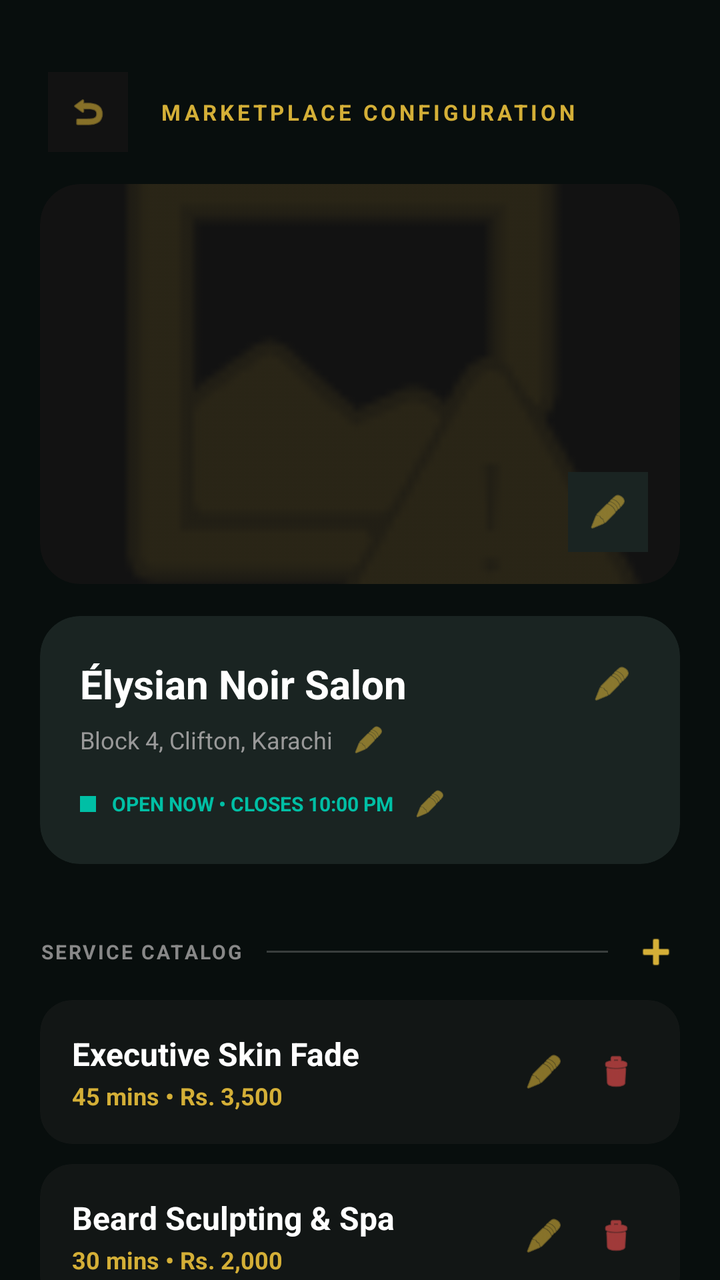
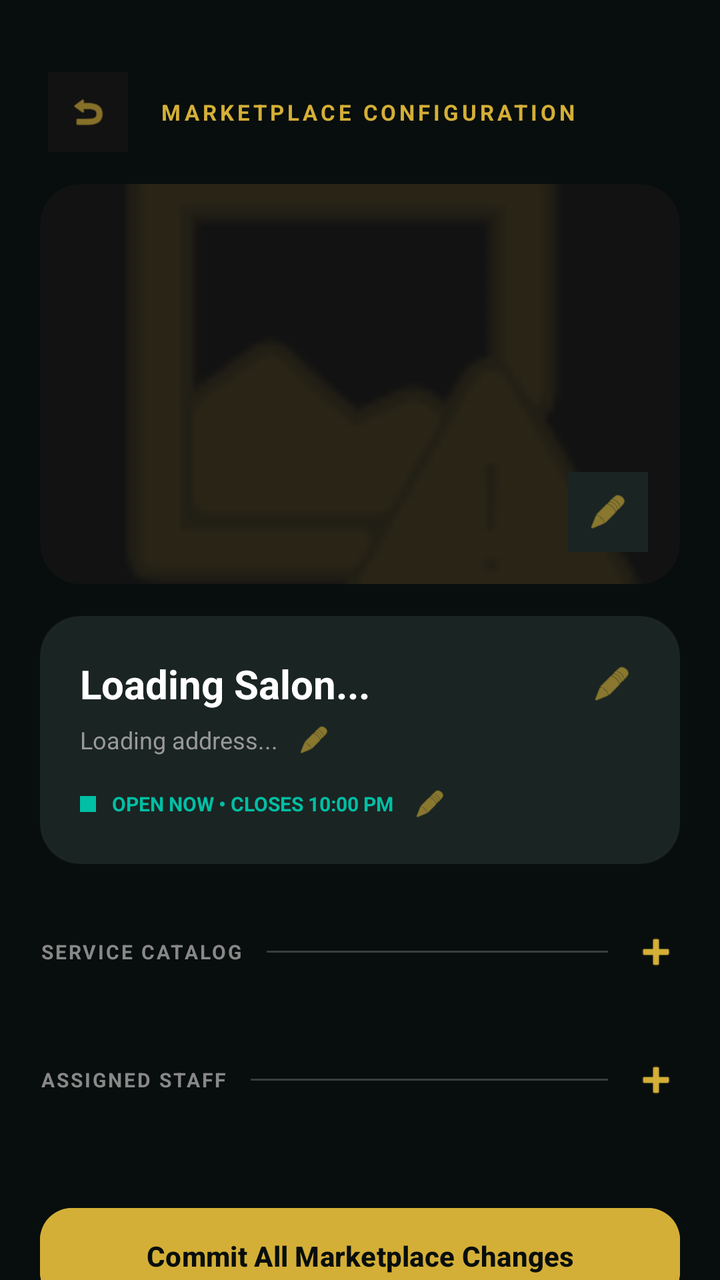

An Android layout rendered at two revisions. The XML below is the earlier revision; the diff shows what the commit changed to produce the second picture.
<!-- AndroidManifest.xml: application theme Theme.Trimly -->
<!-- res/layout/fragment_store_editor.xml -->
<androidx.constraintlayout.widget.ConstraintLayout
    xmlns:android="http://schemas.android.com/apk/res/android"
    xmlns:app="http://schemas.android.com/apk/res-auto"
    android:layout_width="match_parent"
    android:layout_height="match_parent"
    android:background="#080E0D">

    <LinearLayout
        android:id="@+id/header_editor_top"
        android:layout_width="match_parent"
        android:layout_height="wrap_content"
        android:layout_marginTop="36dp"
        android:gravity="center_vertical"
        android:orientation="horizontal"
        android:paddingHorizontal="24dp"
        app:layout_constraintTop_toTopOf="parent">

        <ImageView
            android:id="@+id/btn_back_editor"
            android:layout_width="40dp"
            android:layout_height="40dp"
            android:background="#121212"
            android:padding="10dp"
            android:src="@android:drawable/ic_menu_revert"
            app:tint="#D4AF37" />

        <TextView
            android:layout_width="wrap_content"
            android:layout_height="wrap_content"
            android:layout_marginStart="16dp"
            android:letterSpacing="0.15"
            android:text="MARKETPLACE CONFIGURATION"
            android:textColor="#D4AF37"
            android:textSize="11sp"
            android:textStyle="bold" />
    </LinearLayout>

    <ScrollView
        android:layout_width="match_parent"
        android:layout_height="0dp"
        android:layout_marginTop="16dp"
        android:clipToPadding="false"
        android:fillViewport="true"
        android:paddingBottom="40dp"
        android:scrollbars="none"
        app:layout_constraintBottom_toBottomOf="parent"
        app:layout_constraintTop_toBottomOf="@id/header_editor_top">

        <LinearLayout
            android:layout_width="match_parent"
            android:layout_height="wrap_content"
            android:orientation="vertical"
            android:paddingHorizontal="20dp">

            <androidx.cardview.widget.CardView
                android:layout_width="match_parent"
                android:layout_height="200dp"
                app:cardBackgroundColor="#121212"
                app:cardCornerRadius="20dp"
                app:cardElevation="0dp">

                <FrameLayout
                    android:layout_width="match_parent"
                    android:layout_height="match_parent">

                    <ImageView
                        android:id="@+id/img_store_hero"
                        android:layout_width="match_parent"
                        android:layout_height="match_parent"
                        android:scaleType="centerCrop"
                        android:src="@android:drawable/ic_menu_report_image"
                        app:tint="#33D4AF37" />

                    <ImageView
                        android:id="@+id/btn_edit_hero"
                        android:layout_width="40dp"
                        android:layout_height="40dp"
                        android:layout_gravity="bottom|end"
                        android:layout_margin="16dp"
                        android:background="#1A2422"
                        android:padding="10dp"
                        android:src="@android:drawable/ic_menu_edit"
                        app:tint="#D4AF37" />
                </FrameLayout>
            </androidx.cardview.widget.CardView>

            <androidx.cardview.widget.CardView
                android:layout_width="match_parent"
                android:layout_height="wrap_content"
                android:layout_marginTop="16dp"
                app:cardBackgroundColor="#1A2422"
                app:cardCornerRadius="20dp"
                app:cardElevation="0dp">

                <LinearLayout
                    android:layout_width="match_parent"
                    android:layout_height="wrap_content"
                    android:orientation="vertical"
                    android:padding="20dp">

                    <LinearLayout
                        android:layout_width="match_parent"
                        android:layout_height="wrap_content"
                        android:gravity="center_vertical"
                        android:orientation="horizontal">

                        <TextView
                            android:id="@+id/tv_store_name"
                            android:layout_width="0dp"
                            android:layout_height="wrap_content"
                            android:layout_weight="1"
                            android:text="Élysian Noir Salon"
                            android:textColor="#FFFFFF"
                            android:textSize="20sp"
                            android:textStyle="bold" />

                        <ImageView
                            android:id="@+id/btn_edit_name"
                            android:layout_width="28dp"
                            android:layout_height="28dp"
                            android:padding="4dp"
                            android:src="@android:drawable/ic_menu_edit"
                            app:tint="#D4AF37" />
                    </LinearLayout>

                    <LinearLayout
                        android:layout_width="match_parent"
                        android:layout_height="wrap_content"
                        android:layout_marginTop="4dp"
                        android:gravity="center_vertical"
                        android:orientation="horizontal">

                        <TextView
                            android:id="@+id/tv_store_location"
                            android:layout_width="wrap_content"
                            android:layout_height="wrap_content"
                            android:text="Block 4, Clifton, Karachi"
                            android:textColor="#999999"
                            android:textSize="12sp" />

                        <ImageView
                            android:id="@+id/btn_edit_location"
                            android:layout_width="20dp"
                            android:layout_height="20dp"
                            android:layout_marginStart="8dp"
                            android:padding="2dp"
                            android:src="@android:drawable/ic_menu_edit"
                            app:tint="#D4AF37" />
                    </LinearLayout>

                    <LinearLayout
                        android:layout_width="match_parent"
                        android:layout_height="wrap_content"
                        android:layout_marginTop="12dp"
                        android:gravity="center_vertical"
                        android:orientation="horizontal">

                        <View
                            android:layout_width="8dp"
                            android:layout_height="8dp"
                            android:background="#00BFA5" />

                        <TextView
                            android:id="@+id/tv_store_hours"
                            android:layout_width="wrap_content"
                            android:layout_height="wrap_content"
                            android:layout_marginStart="8dp"
                            android:text="OPEN NOW • CLOSES 10:00 PM"
                            android:textColor="#00BFA5"
                            android:textSize="10sp"
                            android:textStyle="bold" />

                        <ImageView
                            android:id="@+id/btn_edit_hours"
                            android:layout_width="20dp"
                            android:layout_height="20dp"
                            android:layout_marginStart="8dp"
                            android:padding="2dp"
                            android:src="@android:drawable/ic_menu_edit"
                            app:tint="#D4AF37" />
                    </LinearLayout>
                </LinearLayout>
            </androidx.cardview.widget.CardView>

            <LinearLayout
                android:layout_width="match_parent"
                android:layout_height="wrap_content"
                android:layout_marginTop="32dp"
                android:layout_marginBottom="12dp"
                android:gravity="center_vertical"
                android:orientation="horizontal">

                <TextView
                    android:layout_width="wrap_content"
                    android:layout_height="wrap_content"
                    android:letterSpacing="0.1"
                    android:text="SERVICE CATALOG"
                    android:textColor="#888888"
                    android:textSize="10sp"
                    android:textStyle="bold" />

                <View
                    android:layout_width="0dp"
                    android:layout_height="1dp"
                    android:layout_marginHorizontal="12dp"
                    android:layout_weight="1"
                    android:background="#33FFFFFF" />

                <ImageView
                    android:id="@+id/btn_add_service"
                    android:layout_width="24dp"
                    android:layout_height="24dp"
                    android:src="@android:drawable/ic_input_add"
                    app:tint="#D4AF37" />
            </LinearLayout>

            <androidx.cardview.widget.CardView
                android:id="@+id/card_service_1"
                android:layout_width="match_parent"
                android:layout_height="wrap_content"
                android:layout_marginBottom="10dp"
                app:cardBackgroundColor="#121615"
                app:cardCornerRadius="16dp"
                app:cardElevation="0dp">

                <LinearLayout
                    android:layout_width="match_parent"
                    android:layout_height="wrap_content"
                    android:gravity="center_vertical"
                    android:orientation="horizontal"
                    android:padding="16dp">

                    <LinearLayout
                        android:layout_width="0dp"
                        android:layout_height="wrap_content"
                        android:layout_weight="1"
                        android:orientation="vertical">

                        <TextView
                            android:layout_width="wrap_content"
                            android:layout_height="wrap_content"
                            android:text="Executive Skin Fade"
                            android:textColor="#FFFFFF"
                            android:textSize="16sp"
                            android:textStyle="bold" />

                        <TextView
                            android:layout_width="wrap_content"
                            android:layout_height="wrap_content"
                            android:layout_marginTop="2dp"
                            android:text="45 mins • Rs. 3,500"
                            android:textColor="#D4AF37"
                            android:textSize="12sp"
                            android:textStyle="bold" />
                    </LinearLayout>

                    <LinearLayout
                        android:layout_width="wrap_content"
                        android:layout_height="wrap_content"
                        android:orientation="horizontal">

                        <ImageView
                            android:id="@+id/btn_edit_service1"
                            android:layout_width="32dp"
                            android:layout_height="32dp"
                            android:padding="6dp"
                            android:src="@android:drawable/ic_menu_edit"
                            app:tint="#D4AF37" />

                        <ImageView
                            android:id="@+id/btn_delete_service1"
                            android:layout_width="32dp"
                            android:layout_height="32dp"
                            android:layout_marginStart="4dp"
                            android:padding="6dp"
                            android:src="@android:drawable/ic_menu_delete"
                            app:tint="#FF5252" /> </LinearLayout>
                </LinearLayout>
            </androidx.cardview.widget.CardView>

            <androidx.cardview.widget.CardView
                android:id="@+id/card_service_2"
                android:layout_width="match_parent"
                android:layout_height="wrap_content"
                app:cardBackgroundColor="#121615"
                app:cardCornerRadius="16dp"
                app:cardElevation="0dp">

                <LinearLayout
                    android:layout_width="match_parent"
                    android:layout_height="wrap_content"
                    android:gravity="center_vertical"
                    android:orientation="horizontal"
                    android:padding="16dp">

                    <LinearLayout
                        android:layout_width="0dp"
                        android:layout_height="wrap_content"
                        android:layout_weight="1"
                        android:orientation="vertical">

                        <TextView
                            android:layout_width="wrap_content"
                            android:layout_height="wrap_content"
                            android:text="Beard Sculpting &amp; Spa"
                            android:textColor="#FFFFFF"
                            android:textSize="16sp"
                            android:textStyle="bold" />

                        <TextView
                            android:layout_width="wrap_content"
                            android:layout_height="wrap_content"
                            android:layout_marginTop="2dp"
                            android:text="30 mins • Rs. 2,000"
                            android:textColor="#D4AF37"
                            android:textSize="12sp"
                            android:textStyle="bold" />
                    </LinearLayout>

                    <LinearLayout
                        android:layout_width="wrap_content"
                        android:layout_height="wrap_content"
                        android:orientation="horizontal">

                        <ImageView
                            android:id="@+id/btn_edit_service2"
                            android:layout_width="32dp"
                            android:layout_height="32dp"
                            android:padding="6dp"
                            android:src="@android:drawable/ic_menu_edit"
                            app:tint="#D4AF37" />

                        <ImageView
                            android:id="@+id/btn_delete_service2"
                            android:layout_width="32dp"
                            android:layout_height="32dp"
                            android:layout_marginStart="4dp"
                            android:padding="6dp"
                            android:src="@android:drawable/ic_menu_delete"
                            app:tint="#FF5252" />
                    </LinearLayout>
                </LinearLayout>
            </androidx.cardview.widget.CardView>

            <LinearLayout
                android:layout_width="match_parent"
                android:layout_height="wrap_content"
                android:layout_marginTop="28dp"
                android:layout_marginBottom="12dp"
                android:gravity="center_vertical"
                android:orientation="horizontal">

                <TextView
                    android:layout_width="wrap_content"
                    android:layout_height="wrap_content"
                    android:letterSpacing="0.1"
                    android:text="ASSIGNED STAFF"
                    android:textColor="#888888"
                    android:textSize="10sp"
                    android:textStyle="bold" />

                <View
                    android:layout_width="0dp"
                    android:layout_height="1dp"
                    android:layout_marginHorizontal="12dp"
                    android:layout_weight="1"
                    android:background="#33FFFFFF" />

                <ImageView
                    android:id="@+id/btn_add_barber"
                    android:layout_width="24dp"
                    android:layout_height="24dp"
                    android:src="@android:drawable/ic_input_add"
                    app:tint="#D4AF37" />
            </LinearLayout>

            <HorizontalScrollView
                android:layout_width="match_parent"
                android:layout_height="wrap_content"
                android:clipToPadding="false"
                android:scrollbars="none">

                <LinearLayout
                    android:layout_width="wrap_content"
                    android:layout_height="wrap_content"
                    android:orientation="horizontal">

                    <LinearLayout
                        android:id="@+id/container_barber_1"
                        android:layout_width="wrap_content"
                        android:layout_height="wrap_content"
                        android:layout_marginEnd="12dp"
                        android:background="#121615"
                        android:gravity="center_vertical"
                        android:orientation="horizontal"
                        android:paddingStart="14dp"
                        android:paddingEnd="8dp"
                        android:paddingVertical="10dp">

                        <ImageView
                            android:layout_width="36dp"
                            android:layout_height="36dp"
                            android:background="#080E0D"
                            android:padding="8dp"
                            android:src="@android:drawable/ic_menu_camera"
                            app:tint="#D4AF37" />

                        <TextView
                            android:layout_width="wrap_content"
                            android:layout_height="wrap_content"
                            android:layout_marginStart="12dp"
                            android:layout_marginEnd="12dp"
                            android:text="Ali Ahmed"
                            android:textColor="#FFFFFF"
                            android:textSize="14sp"
                            android:textStyle="bold" />

                        <ImageView
                            android:id="@+id/btn_edit_barber1"
                            android:layout_width="24dp"
                            android:layout_height="24dp"
                            android:padding="4dp"
                            android:src="@android:drawable/ic_menu_edit"
                            app:tint="#D4AF37" />

                        <ImageView
                            android:id="@+id/btn_delete_barber1"
                            android:layout_width="24dp"
                            android:layout_height="24dp"
                            android:layout_marginStart="2dp"
                            android:padding="4dp"
                            android:src="@android:drawable/ic_menu_close_clear_cancel"
                            app:tint="#FF5252" />
                    </LinearLayout>

                    <LinearLayout
                        android:id="@+id/container_barber_2"
                        android:layout_width="wrap_content"
                        android:layout_height="wrap_content"
                        android:layout_marginEnd="12dp"
                        android:background="#121615"
                        android:gravity="center_vertical"
                        android:orientation="horizontal"
                        android:paddingStart="14dp"
                        android:paddingEnd="8dp"
                        android:paddingVertical="10dp">

                        <ImageView
                            android:layout_width="36dp"
                            android:layout_height="36dp"
                            android:background="#080E0D"
                            android:padding="8dp"
                            android:src="@android:drawable/ic_menu_camera"
                            app:tint="#D4AF37" />

                        <TextView
                            android:layout_width="wrap_content"
                            android:layout_height="wrap_content"
                            android:layout_marginStart="12dp"
                            android:layout_marginEnd="12dp"
                            android:text="Zain Siddiqui"
                            android:textColor="#FFFFFF"
                            android:textSize="14sp"
                            android:textStyle="bold" />

                        <ImageView
                            android:id="@+id/btn_edit_barber2"
                            android:layout_width="24dp"
                            android:layout_height="24dp"
                            android:padding="4dp"
                            android:src="@android:drawable/ic_menu_edit"
                            app:tint="#D4AF37" />

                        <ImageView
                            android:id="@+id/btn_delete_barber2"
                            android:layout_width="24dp"
                            android:layout_height="24dp"
                            android:layout_marginStart="2dp"
                            android:padding="4dp"
                            android:src="@android:drawable/ic_menu_close_clear_cancel"
                            app:tint="#FF5252" />
                    </LinearLayout>
                </LinearLayout>
            </HorizontalScrollView>

            <Button
                android:id="@+id/btn_save_store"
                android:layout_width="match_parent"
                android:layout_height="56dp"
                android:layout_marginTop="36dp"
                android:backgroundTint="#D4AF37"
                android:text="Commit All Marketplace Changes"
                android:textColor="#080E0D"
                android:textSize="14sp"
                android:textStyle="bold"
                app:cornerRadius="16dp" />
        </LinearLayout>
    </ScrollView>
</androidx.constraintlayout.widget.ConstraintLayout>
<!-- resources referenced by this layout -->
<resources>
  <style name="Theme.Trimly" parent="Base.Theme.Trimly" />
  <style name="Base.Theme.Trimly" parent="Theme.Material3.DayNight.NoActionBar">
          
          
      </style>
</resources>

<!-- the commit's change to res/layout/fragment_store_editor.xml (unified diff, before → after) -->
@@ -109,7 +109,7 @@
                             android:layout_width="0dp"
                             android:layout_height="wrap_content"
                             android:layout_weight="1"
-                            android:text="Élysian Noir Salon"
+                            android:text="Loading Salon..."
                             android:textColor="#FFFFFF"
                             android:textSize="20sp"
                             android:textStyle="bold" />
@@ -134,7 +134,7 @@
                             android:id="@+id/tv_store_location"
                             android:layout_width="wrap_content"
                             android:layout_height="wrap_content"
-                            android:text="Block 4, Clifton, Karachi"
+                            android:text="Loading address..."
                             android:textColor="#999999"
                             android:textSize="12sp" />
 
@@ -214,133 +214,23 @@
                     app:tint="#D4AF37" />
             </LinearLayout>
 
-            <androidx.cardview.widget.CardView
-                android:id="@+id/card_service_1"
-                android:layout_width="match_parent"
-                android:layout_height="wrap_content"
-                android:layout_marginBottom="10dp"
-                app:cardBackgroundColor="#121615"
-                app:cardCornerRadius="16dp"
-                app:cardElevation="0dp">
-
-                <LinearLayout
-                    android:layout_width="match_parent"
-                    android:layout_height="wrap_content"
-                    android:gravity="center_vertical"
-                    android:orientation="horizontal"
-                    android:padding="16dp">
-
-                    <LinearLayout
-                        android:layout_width="0dp"
-                        android:layout_height="wrap_content"
-                        android:layout_weight="1"
-                        android:orientation="vertical">
-
-                        <TextView
-                            android:layout_width="wrap_content"
-                            android:layout_height="wrap_content"
-                            android:text="Executive Skin Fade"
-                            android:textColor="#FFFFFF"
-                            android:textSize="16sp"
-                            android:textStyle="bold" />
-
-                        <TextView
-                            android:layout_width="wrap_content"
-                            android:layout_height="wrap_content"
-                            android:layout_marginTop="2dp"
-                            android:text="45 mins • Rs. 3,500"
-                            android:textColor="#D4AF37"
-                            android:textSize="12sp"
-                            android:textStyle="bold" />
-                    </LinearLayout>
-
-                    <LinearLayout
-                        android:layout_width="wrap_content"
-                        android:layout_height="wrap_content"
-                        android:orientation="horizontal">
-
-                        <ImageView
-                            android:id="@+id/btn_edit_service1"
-                            android:layout_width="32dp"
-                            android:layout_height="32dp"
-                            android:padding="6dp"
-                            android:src="@android:drawable/ic_menu_edit"
-                            app:tint="#D4AF37" />
-
-                        <ImageView
-                            android:id="@+id/btn_delete_service1"
-                            android:layout_width="32dp"
-                            android:layout_height="32dp"
-                            android:layout_marginStart="4dp"
-                            android:padding="6dp"
-                            android:src="@android:drawable/ic_menu_delete"
-                            app:tint="#FF5252" /> </LinearLayout>
-                </LinearLayout>
-            </androidx.cardview.widget.CardView>
-
-            <androidx.cardview.widget.CardView
-                android:id="@+id/card_service_2"
-                android:layout_width="match_parent"
-                android:layout_height="wrap_content"
-                app:cardBackgroundColor="#121615"
-                app:cardCornerRadius="16dp"
-                app:cardElevation="0dp">
-
-                <LinearLayout
-                    android:layout_width="match_parent"
-                    android:layout_height="wrap_content"
-                    android:gravity="center_vertical"
-                    android:orientation="horizontal"
-                    android:padding="16dp">
-
-                    <LinearLayout
-                        android:layout_width="0dp"
-                        android:layout_height="wrap_content"
-                        android:layout_weight="1"
-                        android:orientation="vertical">
-
-                        <TextView
-                            android:layout_width="wrap_content"
-                            android:layout_height="wrap_content"
-                            android:text="Beard Sculpting &amp; Spa"
-                            android:textColor="#FFFFFF"
-                            android:textSize="16sp"
-                            android:textStyle="bold" />
-
-                        <TextView
-                            android:layout_width="wrap_content"
-                            android:layout_height="wrap_content"
-                            android:layout_marginTop="2dp"
-                            android:text="30 mins • Rs. 2,000"
-                            android:textColor="#D4AF37"
-                            android:textSize="12sp"
-                            android:textStyle="bold" />
-                    </LinearLayout>
-
-                    <LinearLayout
-                        android:layout_width="wrap_content"
-                        android:layout_height="wrap_content"
-                        android:orientation="horizontal">
-
-                        <ImageView
-                            android:id="@+id/btn_edit_service2"
-                            android:layout_width="32dp"
-                            android:layout_height="32dp"
-                            android:padding="6dp"
-                            android:src="@android:drawable/ic_menu_edit"
-                            app:tint="#D4AF37" />
-
-                        <ImageView
-                            android:id="@+id/btn_delete_service2"
-                            android:layout_width="32dp"
-                            android:layout_height="32dp"
-                            android:layout_marginStart="4dp"
-                            android:padding="6dp"
-                            android:src="@android:drawable/ic_menu_delete"
-                            app:tint="#FF5252" />
-                    </LinearLayout>
-                </LinearLayout>
-            </androidx.cardview.widget.CardView>
+            <TextView
+                android:id="@+id/tv_no_services"
+                android:layout_width="match_parent"
+                android:layout_height="wrap_content"
+                android:text="No services added yet."
+                android:textColor="#666666"
+                android:textSize="13sp"
+                android:textAlignment="center"
+                android:textStyle="italic"
+                android:layout_marginBottom="16dp"
+                android:visibility="gone"/>
+
+            <LinearLayout
+                android:id="@+id/editor_services_container"
+                android:layout_width="match_parent"
+                android:layout_height="wrap_content"
+                android:orientation="vertical" />
 
             <LinearLayout
                 android:layout_width="match_parent"
@@ -381,106 +271,11 @@
                 android:scrollbars="none">
 
                 <LinearLayout
+                    android:id="@+id/editor_barbers_container"
                     android:layout_width="wrap_content"
                     android:layout_height="wrap_content"
-                    android:orientation="horizontal">
-
-                    <LinearLayout
-                        android:id="@+id/container_barber_1"
-                        android:layout_width="wrap_content"
-                        android:layout_height="wrap_content"
-                        android:layout_marginEnd="12dp"
-                        android:background="#121615"
-                        android:gravity="center_vertical"
-                        android:orientation="horizontal"
-                        android:paddingStart="14dp"
-                        android:paddingEnd="8dp"
-                        android:paddingVertical="10dp">
-
-                        <ImageView
-                            android:layout_width="36dp"
-                            android:layout_height="36dp"
-                            android:background="#080E0D"
-                            android:padding="8dp"
-                            android:src="@android:drawable/ic_menu_camera"
-                            app:tint="#D4AF37" />
-
-                        <TextView
-                            android:layout_width="wrap_content"
-                            android:layout_height="wrap_content"
-                            android:layout_marginStart="12dp"
-                            android:layout_marginEnd="12dp"
-                            android:text="Ali Ahmed"
-                            android:textColor="#FFFFFF"
-                            android:textSize="14sp"
-                            android:textStyle="bold" />
-
-                        <ImageView
-                            android:id="@+id/btn_edit_barber1"
-                            android:layout_width="24dp"
-                            android:layout_height="24dp"
-                            android:padding="4dp"
-                            android:src="@android:drawable/ic_menu_edit"
-                            app:tint="#D4AF37" />
-
-                        <ImageView
-                            android:id="@+id/btn_delete_barber1"
-                            android:layout_width="24dp"
-                            android:layout_height="24dp"
-                            android:layout_marginStart="2dp"
-                            android:padding="4dp"
-                            android:src="@android:drawable/ic_menu_close_clear_cancel"
-                            app:tint="#FF5252" />
-                    </LinearLayout>
-
-                    <LinearLayout
-                        android:id="@+id/container_barber_2"
-                        android:layout_width="wrap_content"
-                        android:layout_height="wrap_content"
-                        android:layout_marginEnd="12dp"
-                        android:background="#121615"
-                        android:gravity="center_vertical"
-                        android:orientation="horizontal"
-                        android:paddingStart="14dp"
-                        android:paddingEnd="8dp"
-                        android:paddingVertical="10dp">
-
-                        <ImageView
-                            android:layout_width="36dp"
-                            android:layout_height="36dp"
-                            android:background="#080E0D"
-                            android:padding="8dp"
-                            android:src="@android:drawable/ic_menu_camera"
-                            app:tint="#D4AF37" />
-
-                        <TextView
-                            android:layout_width="wrap_content"
-                            android:layout_height="wrap_content"
-                            android:layout_marginStart="12dp"
-                            android:layout_marginEnd="12dp"
-                            android:text="Zain Siddiqui"
-                            android:textColor="#FFFFFF"
-                            android:textSize="14sp"
-                            android:textStyle="bold" />
-
-                        <ImageView
-                            android:id="@+id/btn_edit_barber2"
-                            android:layout_width="24dp"
-                            android:layout_height="24dp"
-                            android:padding="4dp"
-                            android:src="@android:drawable/ic_menu_edit"
-                            app:tint="#D4AF37" />
-
-                        <ImageView
-                            android:id="@+id/btn_delete_barber2"
-                            android:layout_width="24dp"
-                            android:layout_height="24dp"
-                            android:layout_marginStart="2dp"
-                            android:padding="4dp"
-                            android:src="@android:drawable/ic_menu_close_clear_cancel"
-                            app:tint="#FF5252" />
-                    </LinearLayout>
-                </LinearLayout>
+                    android:orientation="horizontal" />
+
             </HorizontalScrollView>
 
             <Button
